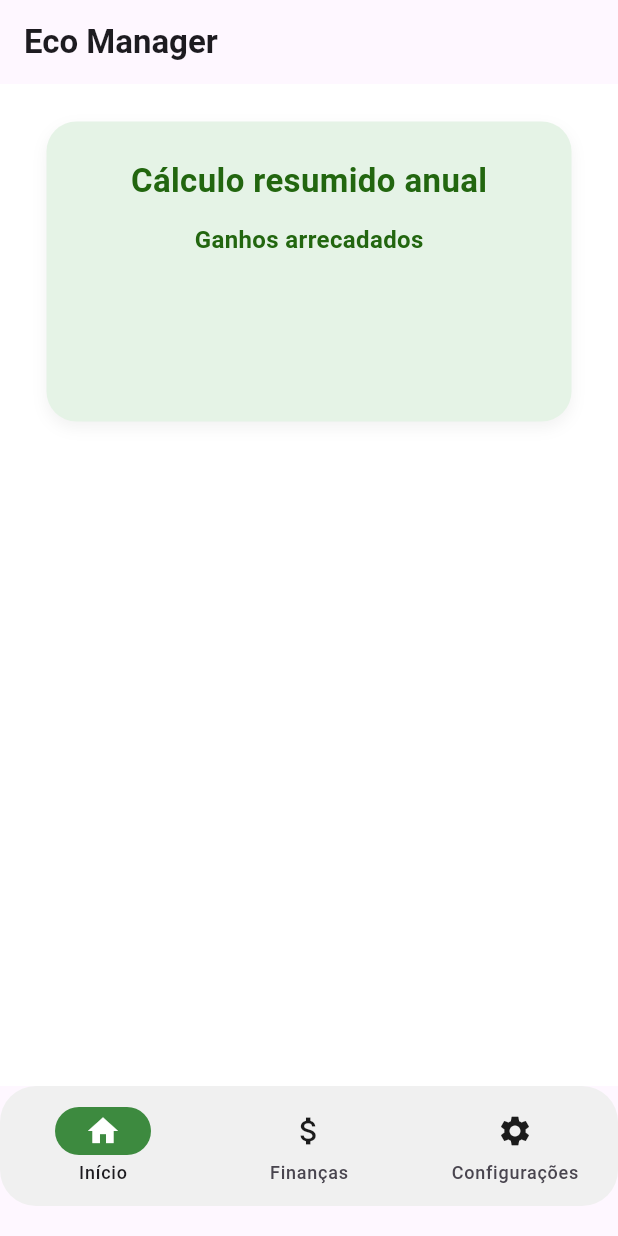
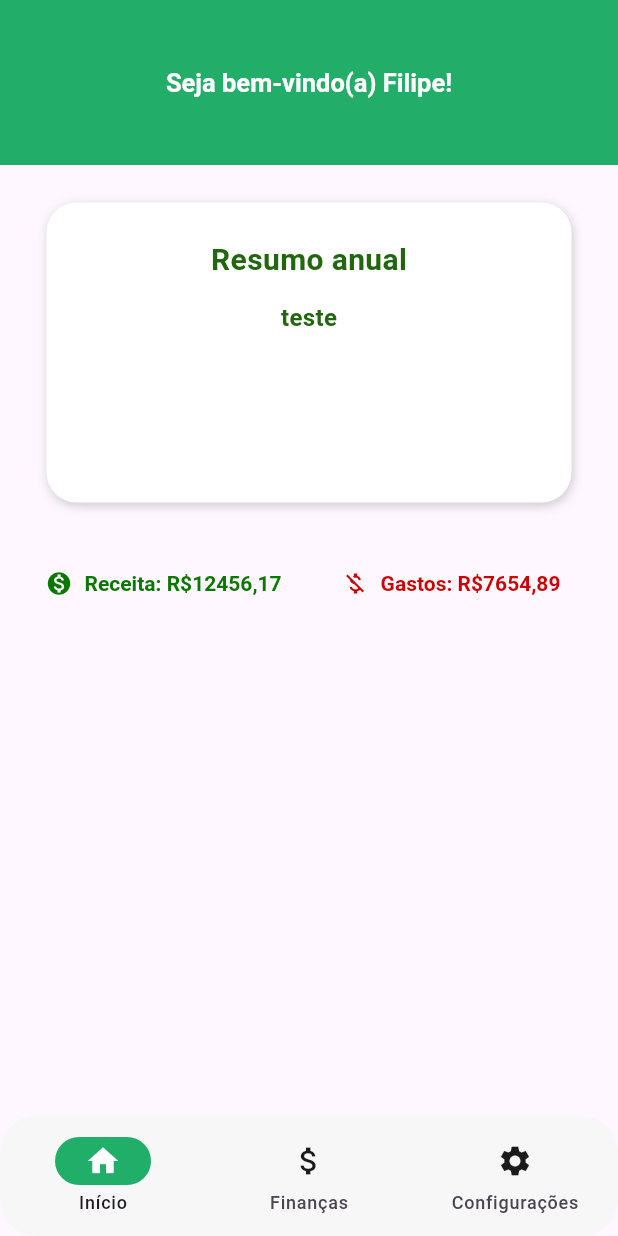
Before and after one commit to filipe172020/eco_manager, a Flutter app: the screen it shows after launch, on a phone screen of 412 x 824 dp. Run offline on Flutter 3.47's test engine with Material 3 defaults, Android fonts, the light colour scheme and no system bars.

Commit message:
configurações iniciais tela home

```diff
--- a/analysis_options.yaml
+++ b/analysis_options.yaml
@@ -7,6 +7,9 @@
 
 # The following line activates a set of recommended lints for Flutter apps,
 # packages, and plugins designed to encourage good coding practices.
+analyzer:
+  errors:
+    prefer_const_constructors: ignore
 include: package:flutter_lints/flutter.yaml
 
 linter:
--- a/lib/Pages/financas/financa.dart
+++ b/lib/Pages/financas/financa.dart
@@ -5,7 +5,7 @@ class Financa extends StatelessWidget {
 
   @override
   Widget build(BuildContext context) {
-    return Center(
+    return const Center(
       child: Text(
         'TELA FINANÇAS',
         style: TextStyle(fontSize: 24, color: Colors.green),
--- a/lib/Pages/home/home.dart
+++ b/lib/Pages/home/home.dart
@@ -13,9 +13,9 @@ class _HomePageState extends State<HomePage> {
   int _selectedIndex = 0;
 
   final List<Widget> _pages = [
-    Inicio(),
-    Financa(),
-    Center(child: Text('Configurações')),
+    const Inicio(),
+    const Financa(),
+    const Center(child: Text('Configurações')),
   ];
 
   void _onItemTapped(int index) {
@@ -27,11 +27,8 @@ class _HomePageState extends State<HomePage> {
   @override
   Widget build(BuildContext context) {
     return Scaffold(
-      appBar: AppBar(title: const Text('Eco Manager', style: TextStyle(fontWeight: FontWeight.bold) )),
       body: _pages[_selectedIndex],
-      bottomNavigationBar: Padding(
-            padding: const EdgeInsets.only(bottom: 20),
-            child: ClipRRect(
+      bottomNavigationBar: ClipRRect(
         borderRadius: const BorderRadius.only(
           topLeft: Radius.circular(24),
           topRight: Radius.circular(24),
@@ -41,13 +38,12 @@ class _HomePageState extends State<HomePage> {
         child: NavigationBar(
           selectedIndex: _selectedIndex,
           onDestinationSelected: _onItemTapped,
-                indicatorColor: const Color.fromARGB(255, 61, 138, 63),
-                backgroundColor: const Color.fromARGB(255, 240, 240, 240),
+          indicatorColor: const Color.fromARGB(221, 0, 163, 82),
+          backgroundColor: const Color.fromARGB(255, 247, 247, 247),
           labelBehavior: NavigationDestinationLabelBehavior.alwaysShow,
           destinations: const [
             NavigationDestination(
-                    icon: Icon(Icons.home,
-                        color: Color.fromARGB(255, 27, 27, 27)),
+              icon: Icon(Icons.home, color: Color.fromARGB(255, 27, 27, 27)),
               selectedIcon: Icon(Icons.home, color: Colors.white),
               label: 'Início',
             ),
@@ -58,15 +54,14 @@ class _HomePageState extends State<HomePage> {
               label: 'Finanças',
             ),
             NavigationDestination(
-                    icon: Icon(Icons.settings,
-                        color: Color.fromARGB(255, 27, 27, 27)),
+              icon:
+                  Icon(Icons.settings, color: Color.fromARGB(255, 27, 27, 27)),
               selectedIcon: Icon(Icons.settings, color: Colors.white),
               label: 'Configurações',
             )
           ],
         ),
       ),
-          ),
     );
   }
 }
--- a/lib/Pages/inicio/inicio.dart
+++ b/lib/Pages/inicio/inicio.dart
@@ -1,4 +1,10 @@
+import 'dart:ui';
 import 'package:flutter/material.dart';
+
+String userName = 'Filipe';
+String receita = '12456,17';
+String gastos = '7654,89';
+String cifrao = '\$';
 
 class Inicio extends StatelessWidget {
   const Inicio({super.key});
@@ -6,7 +12,19 @@ class Inicio extends StatelessWidget {
   @override
   Widget build(BuildContext context) {
     return Scaffold(
-      backgroundColor: Colors.white,
+      appBar: AppBar(
+        backgroundColor: const Color.fromARGB(221, 0, 163, 82),
+        toolbarHeight: 110,
+        centerTitle: true,
+        title: Text(
+          'Seja bem-vindo(a) $userName!',
+          style: const TextStyle(
+            fontWeight: FontWeight.bold,
+            fontSize: 17,
+            color: Colors.white,
+          ),
+        ),
+      ),
       body: Column(
         crossAxisAlignment: CrossAxisAlignment.center,
         children: [
@@ -17,29 +35,29 @@ class Inicio extends StatelessWidget {
               height: 200,
               padding: const EdgeInsets.all(24),
               decoration: BoxDecoration(
-                color: const Color.fromARGB(255, 229, 243, 230),
-                borderRadius: BorderRadius.circular(20),
                 boxShadow: [
                   BoxShadow(
-                    color: Colors.black.withOpacity(0.05),
-                    blurRadius: 8,
-                    offset: const Offset(0, 4),
+                    color: Colors.grey.withOpacity(0.5),
+                    blurRadius: 5,
+                    offset: const Offset(1, 2),
                   ),
                 ],
+                color: const Color.fromARGB(255, 255, 255, 255),
+                borderRadius: BorderRadius.circular(20),
               ),
               child: const Column(
                 children: [
                   Text(
-                    'Cálculo resumido anual',
+                    'Resumo anual',
                     style: TextStyle(
-                      fontSize: 22,
+                      fontSize: 20,
                       fontWeight: FontWeight.bold,
                       color: Color.fromARGB(255, 34, 102, 15),
                     ),
                   ),
                   SizedBox(height: 12),
                   Text(
-                    'Ganhos arrecadados',
+                    'teste',
                     style: TextStyle(
                       fontSize: 16,
                       fontWeight: FontWeight.bold,
@@ -50,6 +68,36 @@ class Inicio extends StatelessWidget {
               ),
             ),
           ),
+          const SizedBox(height: 30),
+          Row(
+            mainAxisAlignment: MainAxisAlignment.center,
+            children: [
+              OutlinedButton.icon(
+                onPressed: () {},
+                icon: const Icon(Icons.monetization_on),
+                label: Text("Receita: R$cifrao$receita"),
+                style: OutlinedButton.styleFrom(
+                    side:
+                        const BorderSide(color: Color.fromARGB(0, 255, 84, 84)),
+                    foregroundColor: const Color.fromARGB(255, 10, 119, 0),
+                    shape: RoundedRectangleBorder(
+                        borderRadius: BorderRadius.circular(4)),
+                    textStyle: TextStyle(fontWeight: FontWeight.bold)),
+              ),
+              OutlinedButton.icon(
+                onPressed: () {},
+                icon: const Icon(Icons.money_off_csred_sharp),
+                label: Text("Gastos: R$cifrao$gastos"),
+                style: OutlinedButton.styleFrom(
+                    side:
+                        const BorderSide(color: Color.fromARGB(0, 255, 84, 84)),
+                    foregroundColor: const Color.fromARGB(255, 202, 3, 3),
+                    shape: RoundedRectangleBorder(
+                        borderRadius: BorderRadius.circular(4)),
+                    textStyle: TextStyle(fontWeight: FontWeight.bold)),
+              ),
+            ],
+          ),
         ],
       ),
     );
```
Also changed, not shown: lib/main.dart (line endings or trailing spaces), pubspec.lock, 125 other files. Lines whose indentation alone changed are shown as unchanged.
